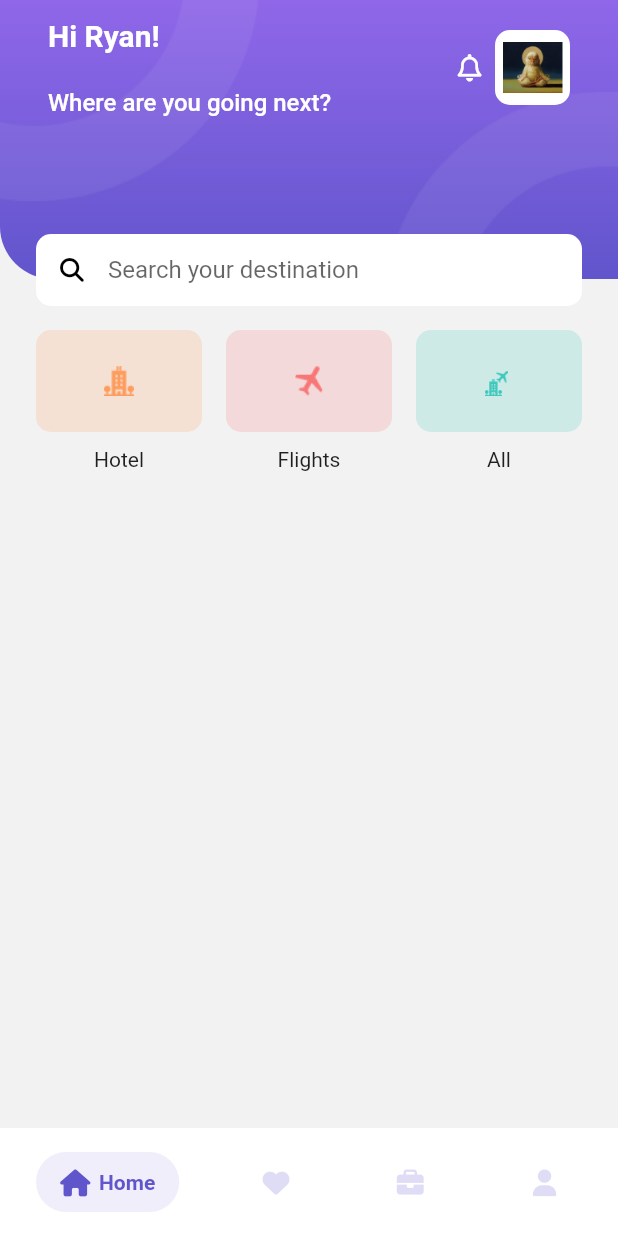
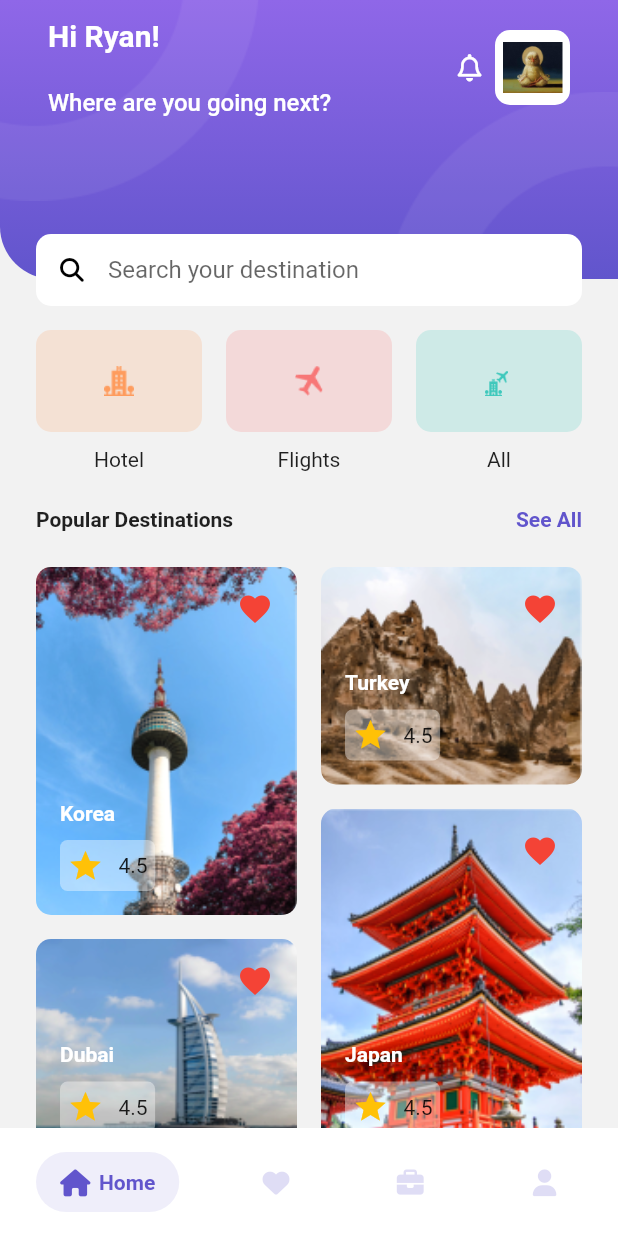
Before and after one commit to vfa-cuongtt/flutter_travel, a Flutter app: the MainApp screen opened by its route, on a phone screen of 412 x 824 dp. Run offline on Flutter 3.47's test engine with Material 2 defaults, Android fonts, the phone set to English and light mode, and no system bars; drawn by our look-alikes of salomon_bottom_bar; our stand-ins replace font_awesome_flutter, hive_flutter, smooth_page_indicator, syncfusion_flutter_datepicker; accounts and stored records are empty.

Commit message:
Add home image

```diff
--- a/lib/core/helpers/asset_helper.dart
+++ b/lib/core/helpers/asset_helper.dart
@@ -49,4 +49,9 @@ class AssetHelper {
   static const String imgRoom1 = 'assets/images/img_room1.png';
   static const String imgRoom2 = 'assets/images/img_room2.png';
   static const String imgRoom3 = 'assets/images/img_room3.png';
+
+  static const String imgKorea = 'assets/images/img_korea.png';
+  static const String imgDubai = 'assets/images/img_dubai.png';
+  static const String imgTurkey = 'assets/images/img_turkey.png';
+  static const String imgJapan = 'assets/images/img_japan.png';
 }
--- a/lib/representation/screens/home_screen.dart
+++ b/lib/representation/screens/home_screen.dart
@@ -3,6 +3,7 @@ import 'package:font_awesome_flutter/font_awesome_flutter.dart';
 import 'package:travel_app/core/constants/dimension_contants.dart';
 import 'package:travel_app/core/helpers/image_helper.dart';
 import 'package:travel_app/representation/widgets/item_category_widget.dart';
+import '../../core/constants/textstyle_constants.dart';
 import '../../core/helpers/asset_helper.dart';
 import '../widgets/app_bar_container.dart';
 import 'hotel_booking_screen.dart';
@@ -15,6 +16,94 @@ class HomeScreen extends StatefulWidget {
 }
 
 class _HomeScreenState extends State<HomeScreen> {
+  final List<Map<String, String>> listImageLeft = [
+    {
+      'name': 'Korea',
+      'image': AssetHelper.imgKorea,
+    },
+    {
+      'name': 'Dubai',
+      'image': AssetHelper.imgDubai,
+    }
+  ];
+
+  final List<Map<String, String>> listImageRight = [
+    {
+      'name': 'Turkey',
+      'image': AssetHelper.imgTurkey,
+    },
+    {
+      'name': 'Japan',
+      'image': AssetHelper.imgJapan,
+    }
+  ];
+
+  Widget _buildImageHomeScreen(String name, String image) {
+    return GestureDetector(
+      onTap: () {
+        Navigator.of(context)
+            .pushNamed(HotelBookingScreen.routeName, arguments: name);
+      },
+      child: Container(
+        margin: const EdgeInsets.only(bottom: kDefaultPadding),
+        child: Stack(
+          alignment: Alignment.topRight,
+          children: [
+            ImageHelper.loadFromAsset(
+              image,
+              width: double.infinity,
+              fit: BoxFit.fitWidth,
+              radius: BorderRadius.circular(kItemPadding),
+            ),
+            const Padding(
+              padding: EdgeInsets.all(kDefaultPadding),
+              child: Icon(
+                Icons.favorite,
+                color: Colors.red,
+              ),
+            ),
+            Positioned(
+              left: kDefaultPadding,
+              bottom: kDefaultPadding,
+              child: Column(
+                crossAxisAlignment: CrossAxisAlignment.start,
+                children: [
+                  Text(
+                    name,
+                    style: TextStyles.defaultStyle.bold.whiteTextColor,
+                  ),
+                  SizedBox(
+                    height: kItemPadding,
+                  ),
+                  Container(
+                    padding: const EdgeInsets.all(kMinPadding),
+                    decoration: BoxDecoration(
+                      borderRadius: BorderRadius.circular(kMinPadding),
+                      color: Colors.white.withOpacity(0.4),
+                    ),
+                    child: Row(
+                      mainAxisSize: MainAxisSize.min,
+                      children: [
+                        Icon(
+                          Icons.star,
+                          color: Color(0xffFFC107),
+                        ),
+                        SizedBox(
+                          width: kItemPadding,
+                        ),
+                        Text('4.5')
+                      ],
+                    ),
+                  ),
+                ],
+              ),
+            )
+          ],
+        ),
+      ),
+    );
+  }
+
   @override
   Widget build(BuildContext context) {
     return AppBarContainerWidgets(
@@ -66,7 +155,7 @@ class _HomeScreenState extends State<HomeScreen> {
         child: Column(
           children: [
             // Search text field
-            TextField(
+            const TextField(
               decoration: InputDecoration(
                 hintText: 'Search your destination',
                 prefixIcon: Padding(
@@ -88,7 +177,7 @@ class _HomeScreenState extends State<HomeScreen> {
                 contentPadding: EdgeInsets.symmetric(horizontal: kItemPadding),
               ),
             ),
-            SizedBox(
+            const SizedBox(
               height: kDefaultPadding,
             ),
             Row(
@@ -108,7 +197,7 @@ class _HomeScreenState extends State<HomeScreen> {
                     },
                   ),
                 ),
-                SizedBox(
+                const SizedBox(
                   width: kDefaultPadding,
                 ),
                 Expanded(
@@ -123,7 +212,7 @@ class _HomeScreenState extends State<HomeScreen> {
                     onTap: () {},
                   ),
                 ),
-                SizedBox(
+                const SizedBox(
                   width: kDefaultPadding,
                 ),
                 Expanded(
@@ -141,6 +230,49 @@ class _HomeScreenState extends State<HomeScreen> {
                   ),
                 ),
               ],
+            ),
+            SizedBox(
+              height: kMediumPadding,
+            ),
+            Row(
+              children: [
+                const Text(
+                  'Popular Destinations',
+                  style: TextStyle(fontWeight: FontWeight.bold),
+                ),
+                Spacer(),
+                Text(
+                  'See All',
+                  style: TextStyles.defaultStyle.bold.primaryTextColor,
+                ),
+              ],
+            ),
+            const SizedBox(
+              height: kMediumPadding,
+            ),
+            Expanded(
+              child: SingleChildScrollView(
+                child: Row(
+                  children: [
+                    Expanded(
+                      child: Column(
+                        children: listImageLeft
+                            .map((e) =>
+                                _buildImageHomeScreen(e['name']!, e['image']!))
+                            .toList(),
+                      ),
+                    ),
+                    const SizedBox(width: kDefaultPadding),
+                    Expanded(
+                        child: Column(
+                      children: listImageRight
+                          .map((e) =>
+                              _buildImageHomeScreen(e['name']!, e['image']!))
+                          .toList(),
+                    )),
+                  ],
+                ),
+              ),
             )
           ],
         ));
```
Also changed, not shown: assets/images/img_dubai.png (added), assets/images/img_japan.png (added), assets/images/img_korea.png (added), assets/images/img_turkey.png (added).
